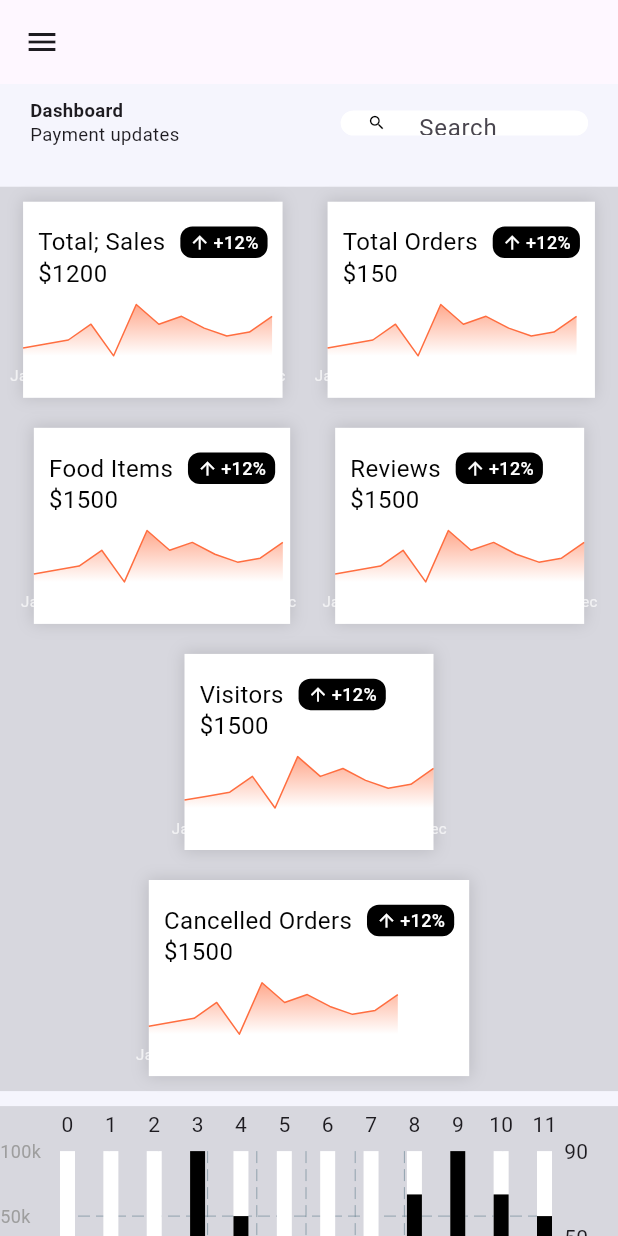
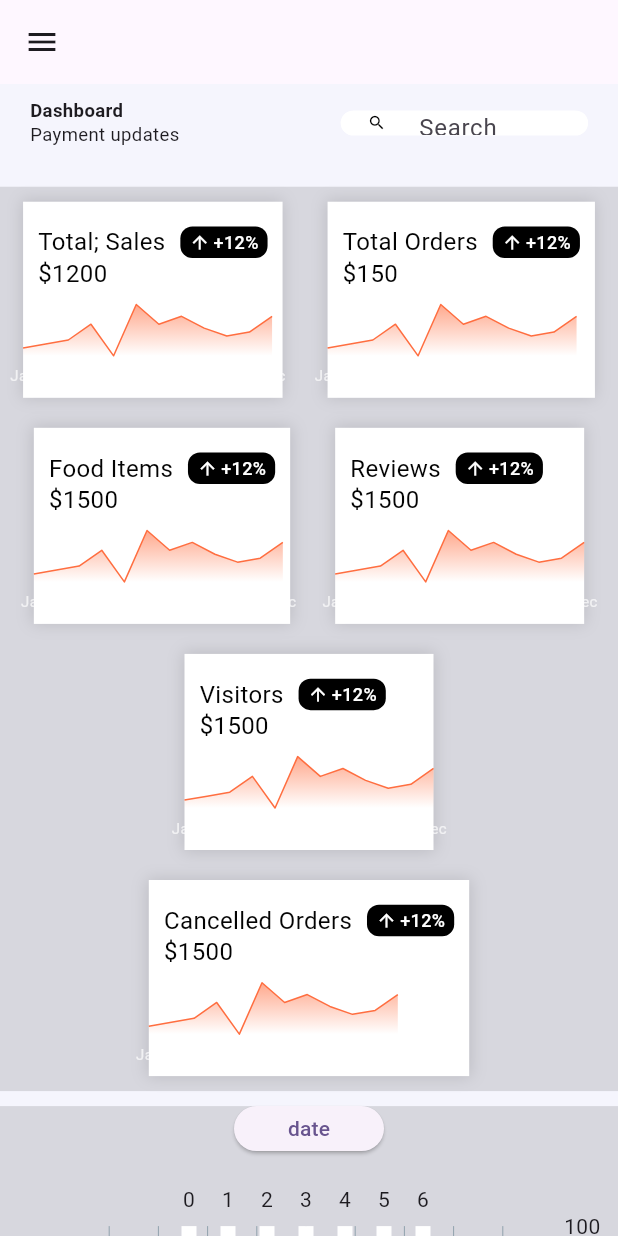
Before and after one commit to FahadKhan356/Spicy_Eats_Admin, a Flutter app: the screen it shows after launch, on a phone screen of 412 x 824 dp. Run offline on Flutter 3.47's test engine with Material 3 defaults, Android fonts, the phone set to English and light mode, and no system bars; drawn by our look-alikes of fl_chart; our stand-ins replace dotted_border, flutter_map, flutter_riverpod, flutter_svg, geocoding, geolocator and 6 more; missing offline and left inert: image_picker_web, timeline_tile_plus; accounts and stored records are empty.

Commit message:
Worked on Admin panal Dashboard

```diff
--- a/lib/Dashboard/Dashboard.dart
+++ b/lib/Dashboard/Dashboard.dart
@@ -16,19 +16,27 @@ class Dashboard extends StatelessWidget {
 
   @override
   Widget build(BuildContext context) {
+    void showdate() async {
+      await showDateRangePicker(
+          context: context,
+          firstDate: DateTime(2024, 1),
+          lastDate: DateTime(2025, 12),
+          builder: (context, child) {
+            return Center(
+              child: SizedBox(
+                width: 500,
+                height: 400,
+                child: child,
+              ),
+            );
+          });
+    }
+
     final bottomTitle = {
       0: "Jan",
       20: "Feb",
       30: "March",
       40: "April",
-      50: "Jan",
-      60: "Feb",
-      70: "March",
-      80: "April",
-      90: "Jan",
-      100: "Feb",
-      110: "March",
-      120: "April",
     };
     SizeConfig().init(context);
     final size = MediaQuery.of(context).size;
@@ -83,9 +91,25 @@ class Dashboard extends StatelessWidget {
                           ),
                           Container(
                             color: Colors.black12,
-                            height: 200,
+                            height: 300,
                             width: 800,
-                            child: BarChartRepresentation(),
+                            child: Column(
+                              children: [
+                                SizedBox(
+                                  width: 100,
+                                  height: 30,
+                                  child: ElevatedButton(
+                                      onPressed: showdate, child: Text('date')),
+                                ),
+                                const SizedBox(
+                                  height: 20,
+                                ),
+                                const SizedBox(
+                                    height: 250,
+                                    width: 800,
+                                    child: BarChartRepresentation()),
+                              ],
+                            ),
                           ),
                         ],
                       ),
--- a/lib/Dashboard/widgets/CustomBox.dart
+++ b/lib/Dashboard/widgets/CustomBox.dart
@@ -16,10 +16,10 @@ class CustomBox extends StatelessWidget {
     SizeConfig().init(context);
     return Container(
       constraints: BoxConstraints(
-        minWidth: Responsive.isDesktop(context)
-            ? size.width / 8
-            : SizeConfig.screenwidth / 2 - 40,
-      ),
+          minWidth: Responsive.isDesktop(context)
+              ? size.width / 8
+              : SizeConfig.screenwidth / 2 - 40,
+          minHeight: 100),
       decoration: BoxDecoration(
         boxShadow: [
           BoxShadow(color: Colors.black12, spreadRadius: 1, blurRadius: 8)
--- a/lib/Dashboard/widgets/barchart.dart
+++ b/lib/Dashboard/widgets/barchart.dart
@@ -9,21 +9,26 @@ class BarChartRepresentation extends StatelessWidget {
   Widget build(BuildContext context) {
     return BarChart(
       BarChartData(
+        minY: 0,
+        maxY: 100,
+        // Or adjust based on your data max value2. Temporarily REMOVE interval from SideTitles
         barGroups: _generateBarGroups(context),
         borderData: FlBorderData(show: false),
-        alignment: BarChartAlignment.spaceBetween,
+        alignment: BarChartAlignment.center,
         gridData: const FlGridData(
+          drawVerticalLine: true,
           drawHorizontalLine: true,
-          horizontalInterval: 30,
+          // horizontalInterval: 30,
         ),
         titlesData: FlTitlesData(
           leftTitles: AxisTitles(
             sideTitles: SideTitles(
               showTitles: true,
               reservedSize: 40,
-              interval: 30,
+              // interval: 30,
               getTitlesWidget: (value, meta) {
-                switch (value.toInt()) {
+                final val = value.toDouble().round();
+                switch (val) {
                   case 0:
                     return const Text('0',
                         style: TextStyle(fontSize: 12, color: Colors.grey));
@@ -47,7 +52,9 @@ class BarChartRepresentation extends StatelessWidget {
               showTitles: true,
               reservedSize: 40,
               getTitlesWidget: (value, meta) {
-                final months = [
+                final index = value.toDouble().round();
+
+                List<String?> months = [
                   'JAN',
                   'FEB',
                   'MAR',
@@ -55,14 +62,9 @@ class BarChartRepresentation extends StatelessWidget {
                   'MAY',
                   'JUN',
                   'JUL',
-                  'AUG',
-                  'SEP',
-                  'OCT',
-                  'NOV',
-                  'DEC'
                 ];
-                if (value.toInt() >= 0 && value.toInt() < months.length) {
-                  return Text(months[value.toInt()],
+                if (index >= 0 && index < months.length) {
+                  return Text(months[index] ?? '',
                       style: const TextStyle(fontSize: 12, color: Colors.grey));
                 }
                 return const SizedBox.shrink();
@@ -77,7 +79,7 @@ class BarChartRepresentation extends StatelessWidget {
   }
 
   List<BarChartGroupData> _generateBarGroups(BuildContext context) {
-    final List<double> values = [
+    final List<double>? values = [
       20,
       35,
       50,
@@ -85,25 +87,20 @@ class BarChartRepresentation extends StatelessWidget {
       60,
       40,
       25,
-      15,
-      70,
-      90,
-      70,
-      60
     ];
-    return List.generate(values.length, (index) {
+    return List.generate(values!.length, (index) {
       return BarChartGroupData(
         x: index,
-        barsSpace: 4,
+        barsSpace: 2,
         barRods: [
           BarChartRodData(
             toY: values[index],
             color: Colors.black,
-            width: Responsive.isDesktop(context) ? 40 : 10,
+            width: Responsive.isDesktop(context) ? 30 : 10,
             borderRadius: BorderRadius.zero,
             backDrawRodData: BackgroundBarChartRodData(
               show: true,
-              toY: 90,
+              toY: 100,
               color: Colors.white,
             ),
           ),
```
